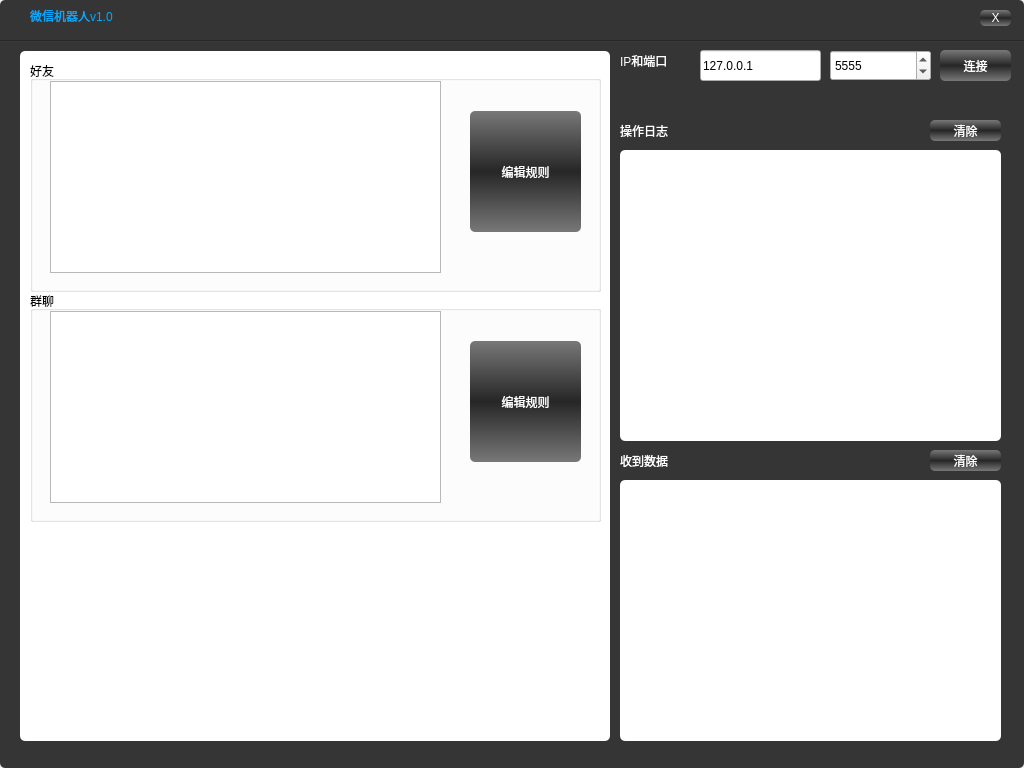
This is wechatbot.ui in yunnibbd/wechatbot as Qt 5 draws it before an edit. The edited form follows.
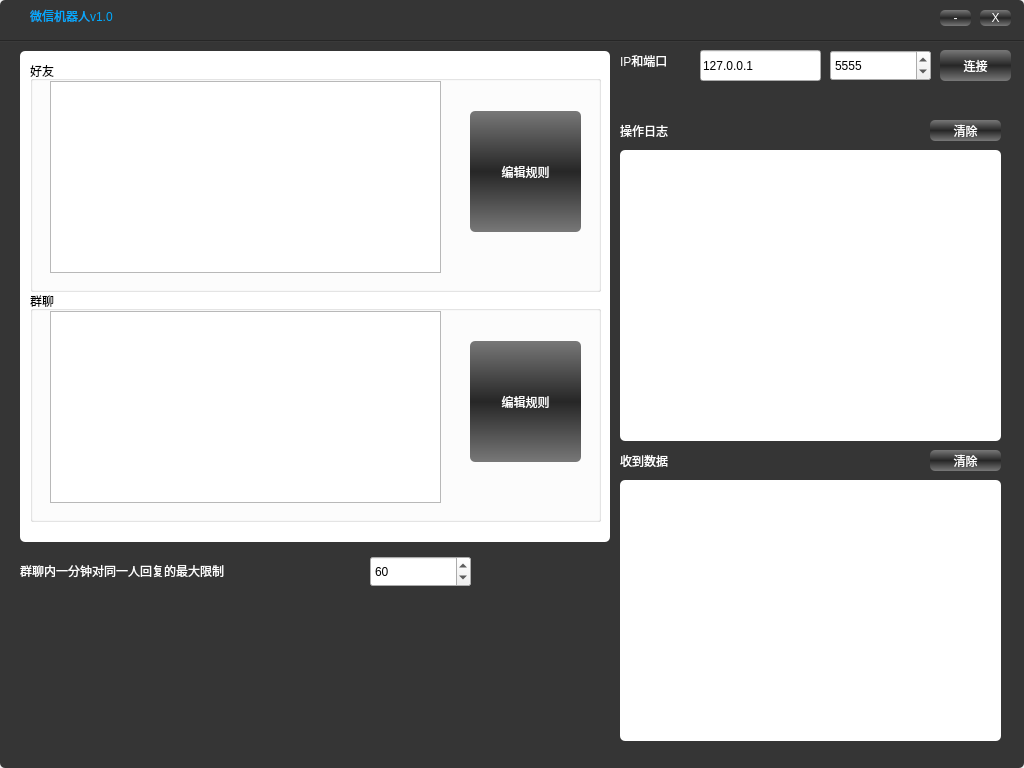
This is the edited form.

```diff
--- a/wechatbot.ui
+++ b/wechatbot.ui
@@ -122,7 +122,7 @@
       <x>20</x>
       <y>51</y>
       <width>590</width>
-      <height>690</height>
+      <height>491</height>
      </rect>
     </property>
     <property name="styleSheet">
@@ -387,6 +387,63 @@
      <string>清除</string>
     </property>
    </widget>
+   <widget class="QPushButton" name="min_Button">
+    <property name="geometry">
+     <rect>
+      <x>940</x>
+      <y>10</y>
+      <width>31</width>
+      <height>16</height>
+     </rect>
+    </property>
+    <property name="text">
+     <string>-</string>
+    </property>
+   </widget>
+   <widget class="QLabel" name="label_4">
+    <property name="geometry">
+     <rect>
+      <x>20</x>
+      <y>560</y>
+      <width>341</width>
+      <height>21</height>
+     </rect>
+    </property>
+    <property name="styleSheet">
+     <string notr="true">font: 14pt &quot;黑体&quot;;</string>
+    </property>
+    <property name="text">
+     <string>群聊内一分钟对同一人回复的最大限制</string>
+    </property>
+   </widget>
+   <widget class="QSpinBox" name="limit_msg_count">
+    <property name="geometry">
+     <rect>
+      <x>370</x>
+      <y>556</y>
+      <width>101</width>
+      <height>31</height>
+     </rect>
+    </property>
+    <property name="styleSheet">
+     <string notr="true">font: 15pt &quot;ADMUI3Lg&quot;;</string>
+    </property>
+    <property name="specialValueText">
+     <string/>
+    </property>
+    <property name="minimum">
+     <number>1</number>
+    </property>
+    <property name="maximum">
+     <number>10000</number>
+    </property>
+    <property name="value">
+     <number>60</number>
+    </property>
+    <property name="displayIntegerBase">
+     <number>10</number>
+    </property>
+   </widget>
   </widget>
  </widget>
  <layoutdefault spacing="6" margin="11"/>
```
